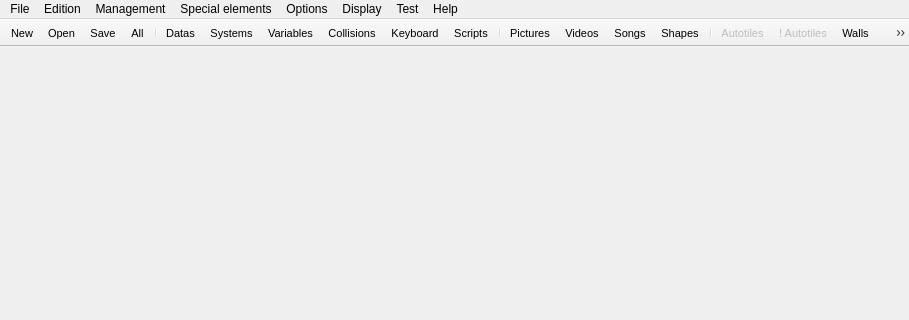
Above: Editor/Dialogs/mainwindow.ui from RPG-Paper-Maker/RPG-Paper-Maker before the change; both pictures show x 0 to 909 and y 0 to 320 of the 909 by 502 pixel window. Below: the same form after it.
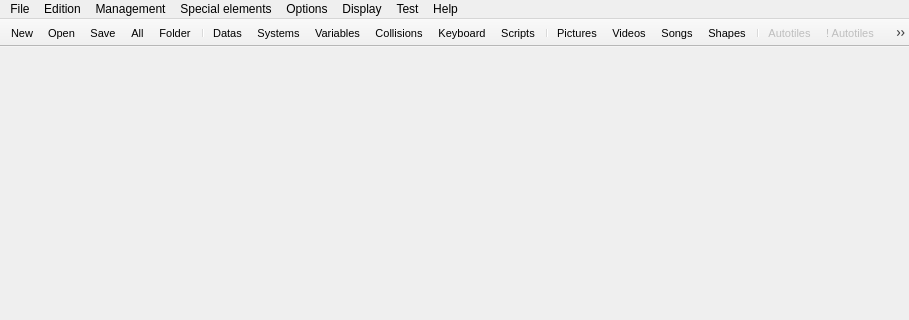
That is the form after the change. Icons and pictures are not drawn.

Commit message: Menu open project folder

The edit to the form file:
```diff
--- a/Editor/Dialogs/mainwindow.ui
+++ b/Editor/Dialogs/mainwindow.ui
@@ -173,6 +173,7 @@
    <addaction name="actionBrowse"/>
    <addaction name="actionSave"/>
    <addaction name="actionSave_all"/>
+   <addaction name="actionOpen_project_folder"/>
    <addaction name="separator"/>
    <addaction name="actionDatas_manager"/>
    <addaction name="actionSystems_manager"/>
@@ -664,6 +665,18 @@
     <string>Set DLC(s) path folder...</string>
    </property>
   </action>
+  <action name="actionOpen_project_folder">
+   <property name="icon">
+    <iconset resource="../ressources.qrc">
+     <normaloff>:/icons/Ressources/dir.png</normaloff>:/icons/Ressources/dir.png</iconset>
+   </property>
+   <property name="text">
+    <string>Open project folder</string>
+   </property>
+   <property name="iconText">
+    <string>Folder</string>
+   </property>
+  </action>
  </widget>
  <layoutdefault spacing="6" margin="11"/>
  <resources>
```
Left out of the diff: 1 changed line with no effect on the pictures. The commit also changes 11 other files.
